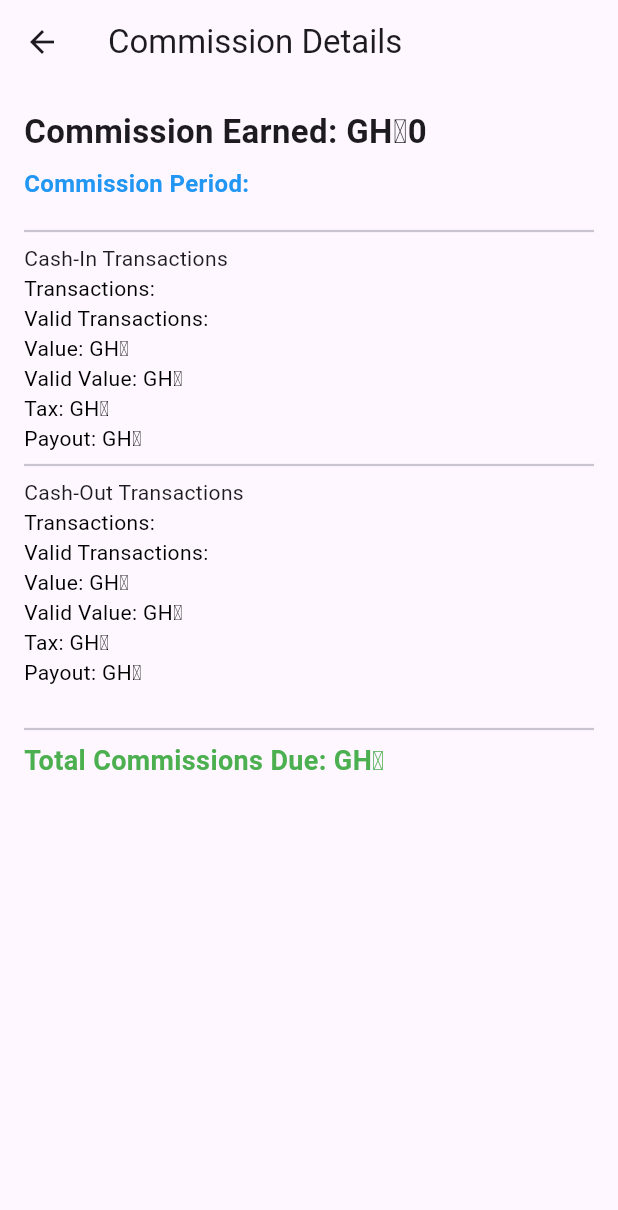
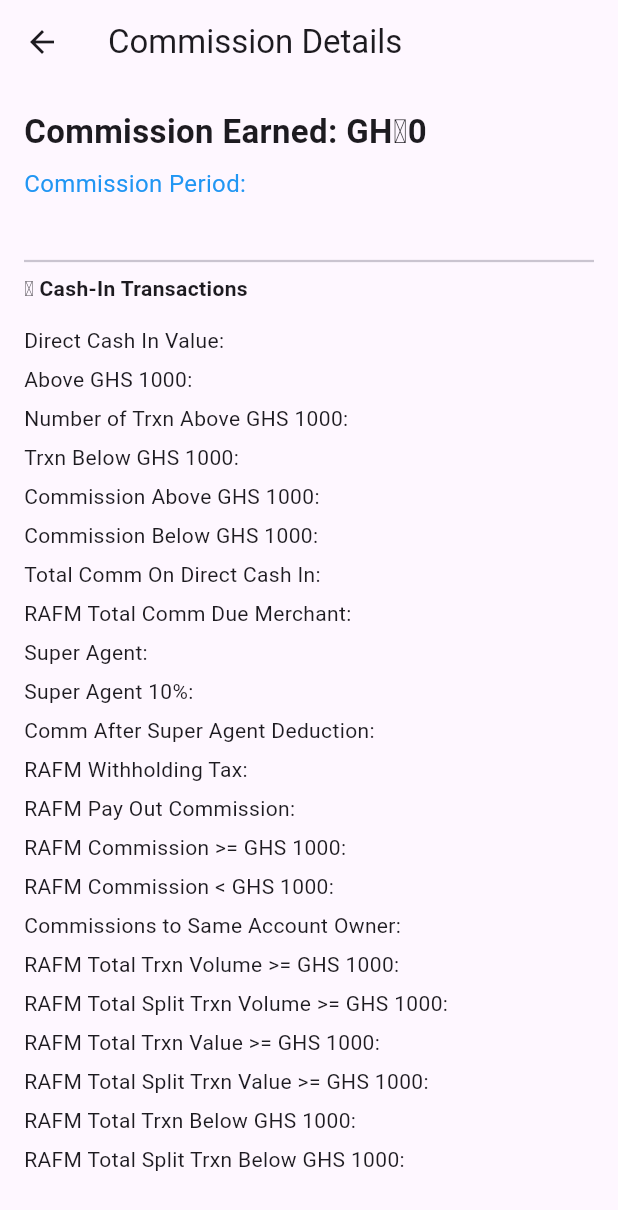
Before and after one commit to bbnoni/pdf_manager_flutter, a Flutter app: the CommissionDetailsScreen screen opened directly with empty values, on a phone screen of 412 x 824 dp. Shown: the top 1210 px of the screen. Run offline on Flutter 3.47's test engine with Material 3 defaults, Android fonts, the phone set to English and light mode, and no system bars; our stand-ins replace dio, file_picker, firebase_core, flutter_secure_storage, open_file, supabase_flutter; missing offline and left inert: syncfusion_flutter_pdfviewer; accounts and stored records are empty.

Commit message:
End of Project Phase 2

```diff
--- a/lib/commission_details_screen.dart
+++ b/lib/commission_details_screen.dart
@@ -9,75 +9,94 @@ class CommissionDetailsScreen extends StatelessWidget {
     return Scaffold(
       appBar: AppBar(title: const Text("Commission Details")),
       body: SingleChildScrollView(
-        padding: const EdgeInsets.all(16.0),
+        padding: const EdgeInsets.all(16),
         child: Column(
           crossAxisAlignment: CrossAxisAlignment.start,
           children: [
-            Text("Commission Earned: GH₵${commission['amount']}",
+            Text("Commission Earned: GH₵${commission['amount'] ?? 'N/A'}",
                 style:
                     const TextStyle(fontSize: 22, fontWeight: FontWeight.bold)),
             const SizedBox(height: 8),
-            Text("Commission Period: ${commission['commission_period']}",
-                style: const TextStyle(
-                    fontSize: 16,
-                    fontWeight: FontWeight.bold,
-                    color: Colors.blue)),
-            const SizedBox(height: 12),
-            _buildTransactionSection("Cash-In Transactions", [
-              _buildRow(
-                  "Transactions", commission['cashin_total_transactions']),
-              _buildRow("Valid Transactions",
-                  commission['cashin_total_number_valid']),
-              _buildRow("Value", "GH₵${commission['cashin_total_value']}"),
-              _buildRow("Valid Value",
-                  "GH₵${commission['cashin_total_value_valid']}"),
-              _buildRow("Tax", "GH₵${commission['cashin_total_tax_on_valid']}"),
-              _buildRow(
-                  "Payout", "GH₵${commission['cashin_payout_commission']}"),
-            ]),
-            _buildTransactionSection("Cash-Out Transactions", [
-              _buildRow(
-                  "Transactions", commission['cashout_total_transactions']),
-              _buildRow("Valid Transactions",
-                  commission['cashout_total_number_valid']),
-              _buildRow("Value", "GH₵${commission['cashout_total_value']}"),
-              _buildRow("Valid Value",
-                  "GH₵${commission['cashout_total_value_valid']}"),
-              _buildRow(
-                  "Tax", "GH₵${commission['cashout_total_tax_on_valid']}"),
-              _buildRow(
-                  "Payout", "GH₵${commission['cashout_payout_commission']}"),
-            ]),
-
-            /// **Total Commissions Due**
+            Text(
+                "Commission Period: ${commission['commission_period'] ?? 'N/A'}",
+                style: const TextStyle(fontSize: 16, color: Colors.blue)),
             const SizedBox(height: 20),
-            const Divider(thickness: 1.5),
-            _buildRow(
-              "Total Commissions Due",
-              "GH₵${commission['total_commissions_due']}",
-              isBold: true,
-              color: Colors.green,
-              fontSize: 18,
-            ),
+            _sectionTitle("🪙 Cash-In Transactions"),
+            _infoRow(
+                "Direct Cash In Value", commission['direct_cash_in_value']),
+            _infoRow("Above GHS 1000", commission['above_ghs_1000']),
+            _infoRow("Number of Trxn Above GHS 1000",
+                commission['num_of_trxn_above_ghs_1000']),
+            _infoRow("Trxn Below GHS 1000", commission['trxn_below_ghs_1000']),
+            _infoRow("Commission Above GHS 1000",
+                commission['commission_above_ghs_1000']),
+            _infoRow("Commission Below GHS 1000",
+                commission['commission_below_ghs_1000']),
+            _infoRow("Total Comm On Direct Cash In",
+                commission['total_comm_on_direct_cash_in']),
+            _infoRow("RAFM Total Comm Due Merchant",
+                commission['rafm_total_comm_due_merchant']),
+            _infoRow("Super Agent", commission['super_agent']),
+            _infoRow("Super Agent 10%", commission['super_agent_10_percent']),
+            _infoRow("Comm After Super Agent Deduction",
+                commission['comm_due_merchant_after_super_agent_deduction']),
+            _infoRow(
+                "RAFM Withholding Tax", commission['rafm_withholding_tax']),
+            _infoRow("RAFM Pay Out Commission",
+                commission['rafm_pay_out_commission']),
+            _infoRow("RAFM Commission >= GHS 1000",
+                commission['rafm_commission_gte_ghs_1000']),
+            _infoRow("RAFM Commission < GHS 1000",
+                commission['rafm_commission_below_ghs_1000']),
+            _infoRow("Commissions to Same Account Owner",
+                commission['commissions_on_txns_to_same_account_owner']),
+            _infoRow("RAFM Total Trxn Volume >= GHS 1000",
+                commission['rafm_total_trxn_volume_gte_ghs_1000']),
+            _infoRow("RAFM Total Split Trxn Volume >= GHS 1000",
+                commission['rafm_total_split_trxn_volume_gte_ghs_1000']),
+            _infoRow("RAFM Total Trxn Value >= GHS 1000",
+                commission['rafm_total_trxn_value_gte_ghs_1000']),
+            _infoRow("RAFM Total Split Trxn Value >= GHS 1000",
+                commission['rafm_total_split_trxn_value_gte_ghs_1000']),
+            _infoRow("RAFM Total Trxn Below GHS 1000",
+                commission['rafm_total_trxn_below_ghs_1000']),
+            _infoRow("RAFM Total Split Trxn Below GHS 1000",
+                commission['rafm_total_split_trxn_below_ghs_1000']),
+            const SizedBox(height: 20),
+            _sectionTitle("💸 Cash-Out Transactions"),
+            _infoRow("RAFM Trxn Volume", commission['rafm_trxn_volume']),
+            _infoRow(
+                "RAFM Trxn Value (Ghs)", commission['rafm_trxn_value_ghs']),
+            _infoRow("RAFM Total Revenue", commission['rafm_total_revenue']),
+            _infoRow("RAFM Total Commission On Trxns",
+                commission['rafm_total_commission_on_trxns']),
+            _infoRow("Commission Already Paid Out",
+                commission['commission_already_paid_out']),
+            _infoRow("RAFM Pay Out Commission",
+                commission['rafm_pay_out_commission']),
           ],
         ),
       ),
     );
   }
 
-  Widget _buildTransactionSection(String title, List<Widget> rows) {
-    return Column(
-      crossAxisAlignment: CrossAxisAlignment.start,
-      children: [const Divider(thickness: 1.5), Text(title), ...rows],
+  Widget _infoRow(String label, dynamic value) {
+    return Padding(
+      padding: const EdgeInsets.symmetric(vertical: 3),
+      child: Text("$label: ${value ?? 'N/A'}"),
     );
   }
 
-  Widget _buildRow(String label, dynamic value,
-      {bool isBold = false, Color color = Colors.black, double fontSize = 14}) {
-    return Text("$label: ${value ?? "N/A"}",
-        style: TextStyle(
-            fontSize: fontSize,
-            fontWeight: isBold ? FontWeight.bold : FontWeight.normal,
-            color: color));
+  Widget _sectionTitle(String title) {
+    return Padding(
+      padding: const EdgeInsets.symmetric(vertical: 12),
+      child: Column(
+        crossAxisAlignment: CrossAxisAlignment.start,
+        children: [
+          const Divider(thickness: 1.5),
+          Text(title, style: const TextStyle(fontWeight: FontWeight.bold)),
+        ],
+      ),
+    );
   }
 }
--- a/lib/fallbabk.dart
+++ b/lib/fallbabk.dart
@@ -22,7 +22,7 @@ class _ManagerCommissionScreenState extends State<ManagerCommissionScreen> {
   final Dio dio = Dio();
   final storage = FlutterSecureStorage();
 
-  bool _isUploading = false;
+  bool _isUploading = false; //added comments
   double _uploadProgress = 0.0;
   String? _uploadedFileName;
   int? _recordsUploaded;
--- a/lib/manager_commission_screen.dart
+++ b/lib/manager_commission_screen.dart
@@ -48,9 +48,9 @@ class _ManagerCommissionScreenState extends State<ManagerCommissionScreen> {
   final TextEditingController _commissionPeriodController =
       TextEditingController();
 
-  bool _isSidebarOpen = false;
+  final bool _isSidebarOpen = false;
 
-  String _uploadMode = 'append'; // default
+  final String _uploadMode = 'append'; // default
 
   final List<String> commissionPeriods = [
     for (var month in [
--- a/lib/register_screen.dart
+++ b/lib/register_screen.dart
@@ -4,6 +4,8 @@ import 'package:flutter/material.dart';
 const String baseUrl = "https://pdf-manager-eygj.onrender.com";
 
 class RegisterScreen extends StatefulWidget {
+  const RegisterScreen({super.key});
+
   @override
   _RegisterScreenState createState() => _RegisterScreenState();
 }
--- a/lib/view_users_screen.dart
+++ b/lib/view_users_screen.dart
@@ -20,7 +20,7 @@ class _ViewUsersScreenState extends State<ViewUsersScreen> {
   List<Map<String, dynamic>> users = [];
 
   bool _deleteMode = false;
-  Set<int> _selectedUserIds = {};
+  final Set<int> _selectedUserIds = {};
 
   @override
   void initState() {
```
